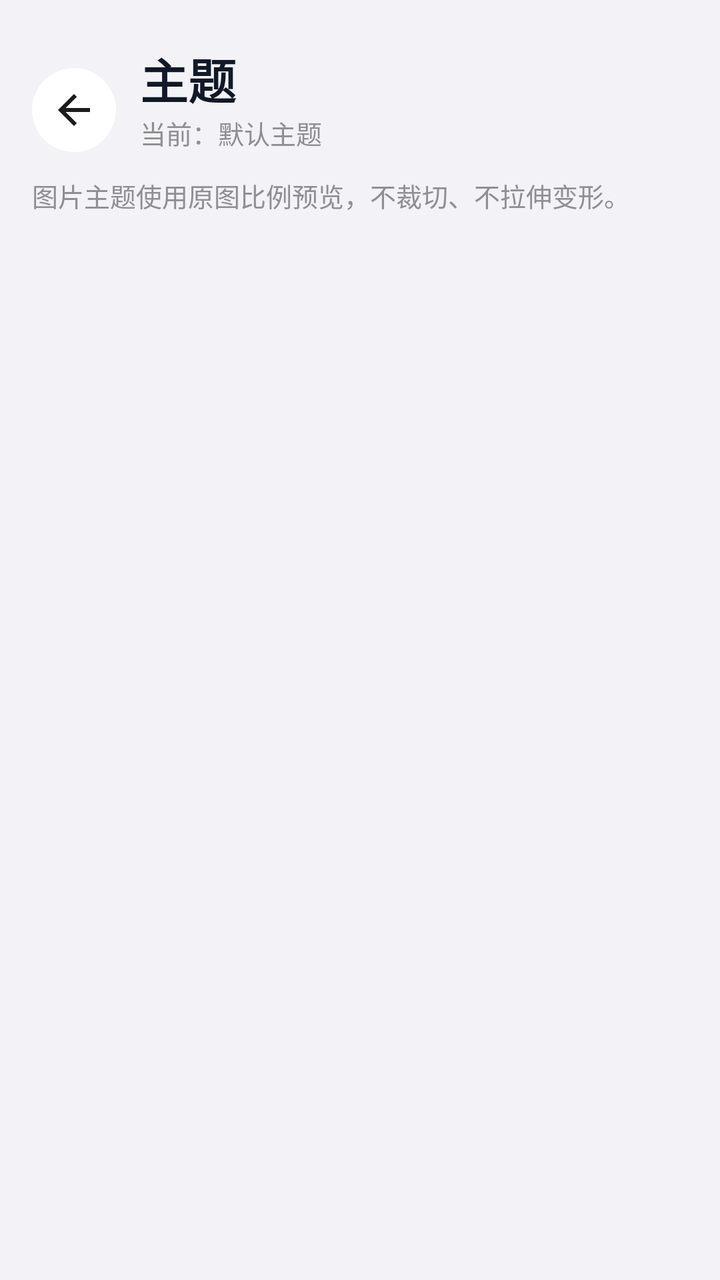
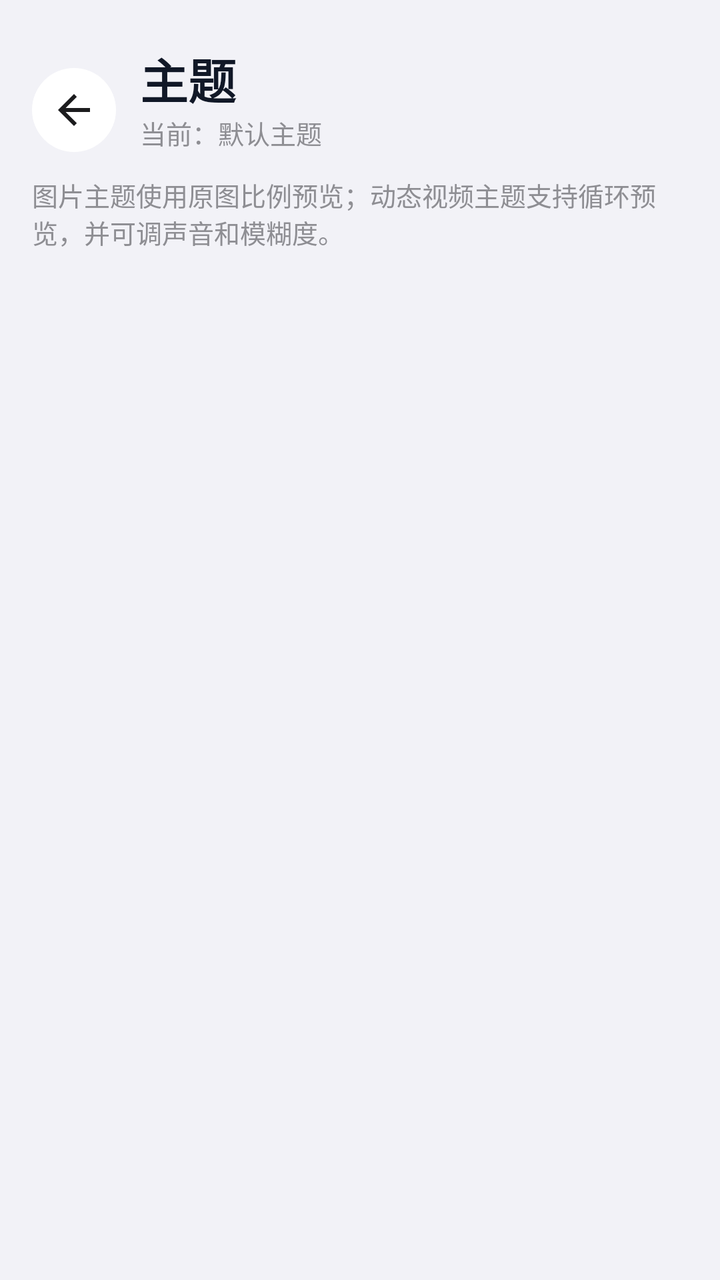

Before-and-after screenshots of an Android layout around one commit, followed by the original layout XML and the change that was made.
<!-- AndroidManifest.xml: application theme Theme.YunoTools -->
<!-- res/layout/activity_theme.xml -->
<?xml version="1.0" encoding="utf-8"?>
<ScrollView xmlns:android="http://schemas.android.com/apk/res/android"
    xmlns:app="http://schemas.android.com/apk/res-auto"
    android:id="@+id/themeRoot"
    android:layout_width="match_parent"
    android:layout_height="match_parent"
    android:background="#F2F2F7"
    android:fillViewport="true">

    <LinearLayout
        android:layout_width="match_parent"
        android:layout_height="wrap_content"
        android:orientation="vertical"
        android:paddingBottom="24dp">

        <LinearLayout
            android:layout_width="match_parent"
            android:layout_height="88dp"
            android:gravity="bottom|center_vertical"
            android:orientation="horizontal"
            android:paddingStart="16dp"
            android:paddingEnd="16dp"
            android:paddingBottom="12dp">

            <ImageButton
                android:id="@+id/btnBack"
                android:layout_width="42dp"
                android:layout_height="42dp"
                android:background="@drawable/bg_bottom_nav_capsule"
                android:padding="10dp"
                android:src="@drawable/ic_back"
                app:tint="#1C1C1E" />

            <LinearLayout
                android:layout_width="0dp"
                android:layout_height="wrap_content"
                android:layout_marginStart="12dp"
                android:layout_weight="1"
                android:orientation="vertical">

                <TextView
                    android:layout_width="match_parent"
                    android:layout_height="wrap_content"
                    android:text="主题"
                    android:textColor="#111827"
                    android:textSize="24sp"
                    android:textStyle="bold" />

                <TextView
                    android:id="@+id/tvCurrentTheme"
                    android:layout_width="match_parent"
                    android:layout_height="wrap_content"
                    android:text="当前：默认主题"
                    android:textColor="#8E8E93"
                    android:textSize="13sp" />
            </LinearLayout>
        </LinearLayout>

        <TextView
            android:layout_width="match_parent"
            android:layout_height="wrap_content"
            android:paddingStart="16dp"
            android:paddingEnd="16dp"
            android:text="图片主题使用原图比例预览，不裁切、不拉伸变形。"
            android:textColor="#8E8E93"
            android:textSize="13sp" />

        <LinearLayout
            android:id="@+id/themeList"
            android:layout_width="match_parent"
            android:layout_height="wrap_content"
            android:layout_marginTop="12dp"
            android:orientation="vertical"
            android:paddingStart="16dp"
            android:paddingEnd="16dp" />
    </LinearLayout>
</ScrollView>
<!-- resources referenced by this layout -->
<resources>
  <!-- drawable bg_bottom_nav_capsule (drawable) -->
  <?xml version="1.0" encoding="utf-8"?>
  <shape xmlns:android="http://schemas.android.com/apk/res/android" android:shape="rectangle">
      <solid android:color="@android:color/white" />
      <corners android:radius="28dp" />
  </shape>
  <!-- drawable ic_back (drawable) -->
  <vector xmlns:android="http://schemas.android.com/apk/res/android"
      android:width="24dp"
      android:height="24dp"
      android:viewportWidth="24"
      android:viewportHeight="24">
      <path
          android:fillColor="#000000"
          android:pathData="M20,11H7.83l5.59,-5.59L12,4l-8,8 8,8 1.41,-1.41L7.83,13H20v-2z" />
  </vector>
  <style name="Theme.YunoTools" parent="Theme.Material3.Light.NoActionBar">
          <item name="colorPrimary">@color/primary</item>
          <item name="colorPrimaryDark">@color/primary_dark</item>
          <item name="colorAccent">@color/accent</item>
          <item name="android:statusBarColor">#F2F2F7</item>
          <item name="android:windowLightStatusBar">true</item>
          <item name="android:navigationBarColor">@android:color/white</item>
          <item name="android:windowLightNavigationBar">true</item>
      </style>
  <color name="primary">#007AFF</color>
  <color name="primary_dark">#0062CC</color>
  <color name="accent">#34C759</color>
</resources>

<!-- the commit's change to res/layout/activity_theme.xml (unified diff, before → after) -->
@@ -61,7 +61,7 @@
             android:layout_height="wrap_content"
             android:paddingStart="16dp"
             android:paddingEnd="16dp"
-            android:text="图片主题使用原图比例预览，不裁切、不拉伸变形。"
+            android:text="图片主题使用原图比例预览；动态视频主题支持循环预览，并可调声音和模糊度。"
             android:textColor="#8E8E93"
             android:textSize="13sp" />
 
